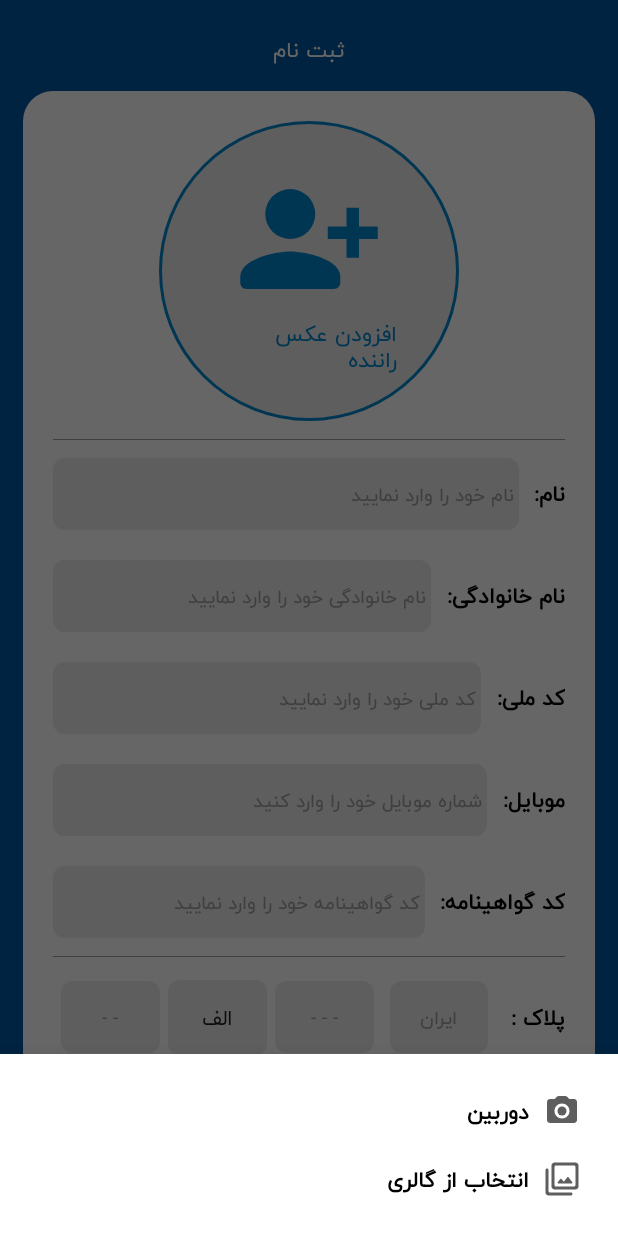
After one commit to MohsenNiazmand/NikooDriver, an Android app: the fragment ChoosePictureDialog placed in its activity, on a phone screen of 412 x 824 dp. The commit adds this screen. Run offline under Robolectric (Android 15) with nearby library versions, the phone set to English and light mode, and no system bars; our stand-ins replace CircleImageView, RxJava, Timber; libraries missing offline, so code that uses them is left out: com.theartofdev.edmodo, ir.hamsaa.persiandatepicker; 1 statement that could not run was skipped.

Commit message:
get picture from user's feature almost complete

```diff
--- a/app/build.gradle
+++ b/app/build.gradle
@@ -72,5 +72,8 @@ dependencies {
     implementation 'io.reactivex.rxjava2:rxjava:2.2.9'
     implementation 'com.jakewharton.timber:timber:4.7.1'
     implementation 'com.github.aliab:Persian-Date-Picker-Dialog:1.7.1'
+    implementation 'com.theartofdev.edmodo:android-image-cropper:2.8.0'
+    implementation 'de.hdodenhof:circleimageview:3.1.0'
+
 
 }
--- /dev/null
+++ b/app/src/main/java/com/example/nikodriver/feature/auth/chooseDialog/ChoosePictureDialog.kt
@@ -0,0 +1,47 @@
+package com.example.nikodriver.feature.auth.chooseDialog
+
+import android.app.Dialog
+import android.content.DialogInterface
+import android.content.Intent
+import android.content.res.Resources
+import android.os.Bundle
+import android.provider.MediaStore
+import android.view.LayoutInflater
+import android.view.View
+import android.view.ViewGroup
+import android.widget.FrameLayout
+import android.widget.Toast
+import androidx.core.content.FileProvider
+import com.example.nikodriver.R
+import com.google.android.material.bottomsheet.BottomSheetBehavior
+import com.google.android.material.bottomsheet.BottomSheetDialog
+import com.google.android.material.bottomsheet.BottomSheetDialogFragment
+import kotlinx.android.synthetic.main.bottom_sheet_choose_picture.*
+import java.io.File
+import java.io.IOException
+
+
+class ChoosePictureDialog : BottomSheetDialogFragment() {
+
+
+
+    override fun onCreateView(
+        inflater: LayoutInflater,
+        container: ViewGroup?,
+        savedInstanceState: Bundle?
+    ): View? {
+        val view: View =
+            LayoutInflater.from(context).inflate(R.layout.bottom_sheet_choose_picture, container, false)
+
+        cameraBtn.setOnClickListener {
+
+        }
+
+        return view
+    }
+
+
+
+
+
+}
--- /dev/null
+++ b/app/src/main/res/drawable/ic_camera.xml
@@ -0,0 +1,6 @@
+<vector android:height="24dp" android:tint="#5E5E5E"
+    android:viewportHeight="24" android:viewportWidth="24"
+    android:width="24dp" xmlns:android="http://schemas.android.com/apk/res/android">
+    <path android:fillColor="@android:color/white" android:pathData="M12,12m-3,0a3,3 0,1 1,6 0a3,3 0,1 1,-6 0"/>
+    <path android:fillColor="@android:color/white" android:pathData="M20,4h-3.17l-1.24,-1.35c-0.37,-0.41 -0.91,-0.65 -1.47,-0.65L9.88,2c-0.56,0 -1.1,0.24 -1.48,0.65L7.17,4L4,4c-1.1,0 -2,0.9 -2,2v12c0,1.1 0.9,2 2,2h16c1.1,0 2,-0.9 2,-2L22,6c0,-1.1 -0.9,-2 -2,-2zM12,17c-2.76,0 -5,-2.24 -5,-5s2.24,-5 5,-5 5,2.24 5,5 -2.24,5 -5,5z"/>
+</vector>
--- /dev/null
+++ b/app/src/main/res/drawable/ic_gallery.xml
@@ -0,0 +1,5 @@
+<vector android:height="24dp" android:tint="#5E5E5E"
+    android:viewportHeight="24" android:viewportWidth="24"
+    android:width="24dp" xmlns:android="http://schemas.android.com/apk/res/android">
+    <path android:fillColor="@android:color/white" android:pathData="M15.56,10.81l-2.35,3.02 -1.56,-1.88c-0.2,-0.25 -0.58,-0.24 -0.78,0.01l-1.74,2.23c-0.26,0.33 -0.02,0.81 0.39,0.81h8.98c0.41,0 0.65,-0.47 0.4,-0.8l-2.55,-3.39c-0.19,-0.26 -0.59,-0.26 -0.79,0zM2,5c-0.55,0 -1,0.45 -1,1v15c0,1.1 0.9,2 2,2h15c0.55,0 1,-0.45 1,-1s-0.45,-1 -1,-1L4,21c-0.55,0 -1,-0.45 -1,-1L3,6c0,-0.55 -0.45,-1 -1,-1zM21,1L7,1c-1.1,0 -2,0.9 -2,2v14c0,1.1 0.9,2 2,2h14c1.1,0 2,-0.9 2,-2L23,3c0,-1.1 -0.9,-2 -2,-2zM20,17L8,17c-0.55,0 -1,-0.45 -1,-1L7,4c0,-0.55 0.45,-1 1,-1h12c0.55,0 1,0.45 1,1v12c0,0.55 -0.45,1 -1,1z"/>
+</vector>
--- a/app/src/main/res/layout/activity_register.xml
+++ b/app/src/main/res/layout/activity_register.xml
@@ -12,6 +12,9 @@
         android:layout_width="match_parent"
         android:layout_height="match_parent">
 
+
+
+
         <TextView
             android:id="@+id/tvReg"
             android:layout_width="wrap_content"
@@ -22,6 +25,7 @@
             android:textAppearance="@style/TextAppearance.MyTheme.Headline1" />
 
         <FrameLayout
+
             android:layout_width="match_parent"
             android:layout_height="match_parent"
             android:layout_below="@id/tvReg"
@@ -30,6 +34,8 @@
             android:layout_marginHorizontal="15dp"
             android:layout_marginBottom="20dp"
             >
+
+
 
             <ScrollView
                 android:layout_width="match_parent"
@@ -46,16 +52,23 @@
 
 
 
-                    <LinearLayout
+                    <FrameLayout
                         android:layout_marginVertical="10dp"
                         android:layout_width="200dp"
                         android:layout_height="200dp"
+
+                        android:background="@drawable/background_shape_circle_profile">
+
+
+                        <LinearLayout
+                            android:id="@+id/chooseDriverPicBtn"
+                            android:layout_width="match_parent"
+                            android:layout_height="match_parent"
                             android:orientation="vertical"
                             android:gravity="center"
-                        android:background="@drawable/background_shape_circle_profile">
+                            android:layout_gravity="center">
 
                             <ImageView
-                            android:id="@+id/driverPicVector"
                                 android:layout_width="wrap_content"
                                 android:layout_height="wrap_content"
                                 android:layout_gravity="center"
@@ -67,9 +80,18 @@
                                 android:text="@string/addDriverPicture"
                                 android:textColor="@color/lightBlue"
                                 />
+                        </LinearLayout>
 
 
-                    </LinearLayout>
+                        <de.hdodenhof.circleimageview.CircleImageView
+                            android:id="@+id/driverImg"
+                            app:civ_border_width="2dp"
+                            app:civ_border_color="@color/white"
+                            android:layout_width="200dp"
+                            android:layout_height="200dp"/>
+
+
+                    </FrameLayout>
                     <View
                         android:layout_marginVertical="2dp"
                         android:layout_width="match_parent"
--- /dev/null
+++ b/app/src/main/res/layout/bottom_sheet_choose_picture.xml
@@ -0,0 +1,64 @@
+<?xml version="1.0" encoding="utf-8"?>
+<androidx.coordinatorlayout.widget.CoordinatorLayout
+    xmlns:android="http://schemas.android.com/apk/res/android"
+    xmlns:app="http://schemas.android.com/apk/res-auto"
+    android:layout_width="match_parent"
+    android:layoutDirection="rtl"
+    android:layout_height="match_parent">
+
+
+    <LinearLayout
+        android:layout_width="match_parent"
+        android:layout_height="wrap_content"
+        android:layout_marginHorizontal="10dp"
+        android:orientation="vertical"
+        android:padding="15dp"
+        >
+
+        <LinearLayout
+            android:id="@+id/cameraBtn"
+            android:layout_width="match_parent"
+            android:layout_height="wrap_content"
+            android:orientation="horizontal"
+            android:layout_gravity="center_vertical"
+            >
+
+            <TextView
+                android:layout_width="wrap_content"
+                android:layout_height="wrap_content"
+                android:textAppearance="@style/TextAppearance.MyTheme.Headline3"
+                android:text="@string/camera"
+                android:layout_marginVertical="10dp"
+                android:drawablePadding="10dp"
+                app:drawableRightCompat="@drawable/ic_camera" />
+        </LinearLayout>
+
+
+    <LinearLayout
+        android:id="@+id/galleryBtn"
+        android:layout_width="match_parent"
+        android:layout_height="wrap_content"
+        android:orientation="horizontal"
+        android:layout_gravity="center_vertical"
+        >
+
+        <TextView
+            android:layout_width="wrap_content"
+            android:layout_height="wrap_content"
+            android:drawablePadding="10dp"
+            android:layout_marginVertical="10dp"
+            android:textAppearance="@style/TextAppearance.MyTheme.Headline3"
+            android:text="@string/choosingFromGallery"
+            app:drawableRightCompat="@drawable/ic_gallery" />
+
+    </LinearLayout>
+
+
+
+
+
+
+
+    </LinearLayout>
+
+</androidx.coordinatorlayout.widget.CoordinatorLayout>
--- a/app/src/main/res/values/strings.xml
+++ b/app/src/main/res/values/strings.xml
@@ -97,7 +97,9 @@
     <string name="addCertificateOfBadRecordPicture">افزودن عکس گواهی سوء پیشینه</string>
     <string name="addWorkbookPicture">افزودن عکس دفترچه کار</string>
     <string name="proceed">تایید</string>
-    <string name="successfulLogin">"ورود موفق"</string>
+    <string name="successfulLogin">ورود موفق</string>
+    <string name="camera">دوربین</string>
+    <string name="choosingFromGallery">انتخاب از گالری</string>
 
 
 
--- a/app/src/main/res/values/styles.xml
+++ b/app/src/main/res/values/styles.xml
@@ -46,4 +46,9 @@
         <item name="android:background">@drawable/background_dialog</item>
     </style>
 
+
+    <style name="BottomSheetDialogStyle" parent="Theme.NikoDriver">
+        <item name="bottomSheetStyle">@drawable/background_dialog</item>
+    </style>
+
     </resources>
--- /dev/null
+++ b/app/src/main/res/xml/file_paths.xml
@@ -0,0 +1,4 @@
+<?xml version="1.0" encoding="utf-8"?>
+<paths xmlns:android="http://schemas.android.com/apk/res/android">
+    <external-files-path name="my_images" path="Pictures" />
+</paths>
```
Also changed, not shown: app/src/main/AndroidManifest.xml (+22 -0 lines), app/src/main/java/com/example/nikodriver/common/base.kt (+102 -0 lines), app/src/main/java/com/example/nikodriver/feature/auth/register/RegisterActivity.kt (+47 -1 lines), 1 other file. Lines whose indentation alone changed are shown as unchanged.
